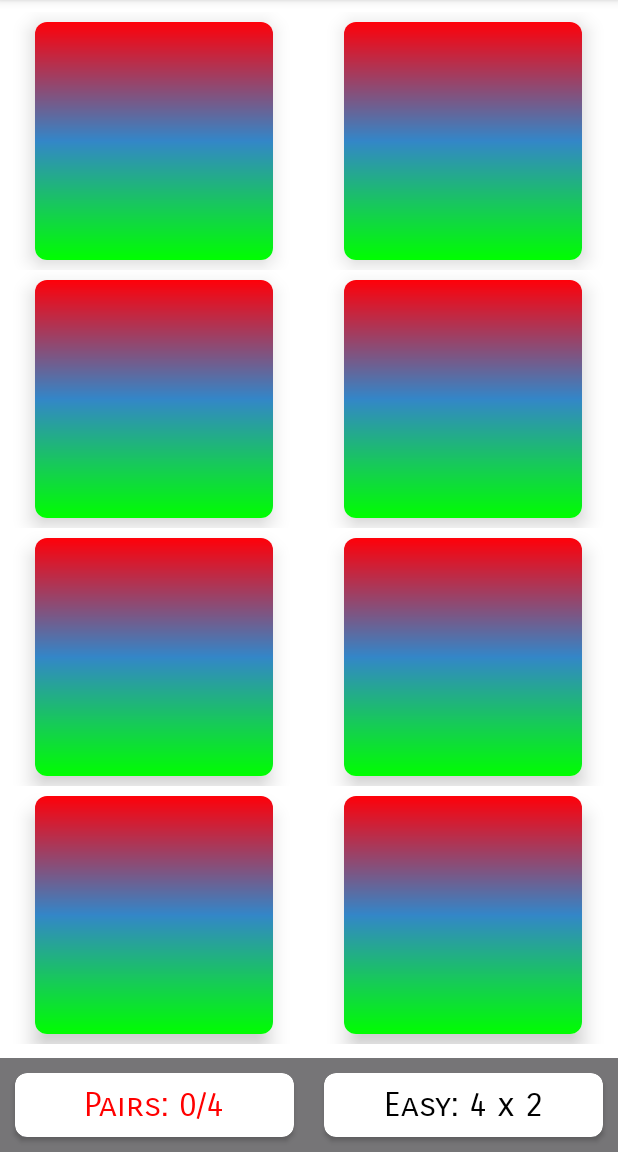
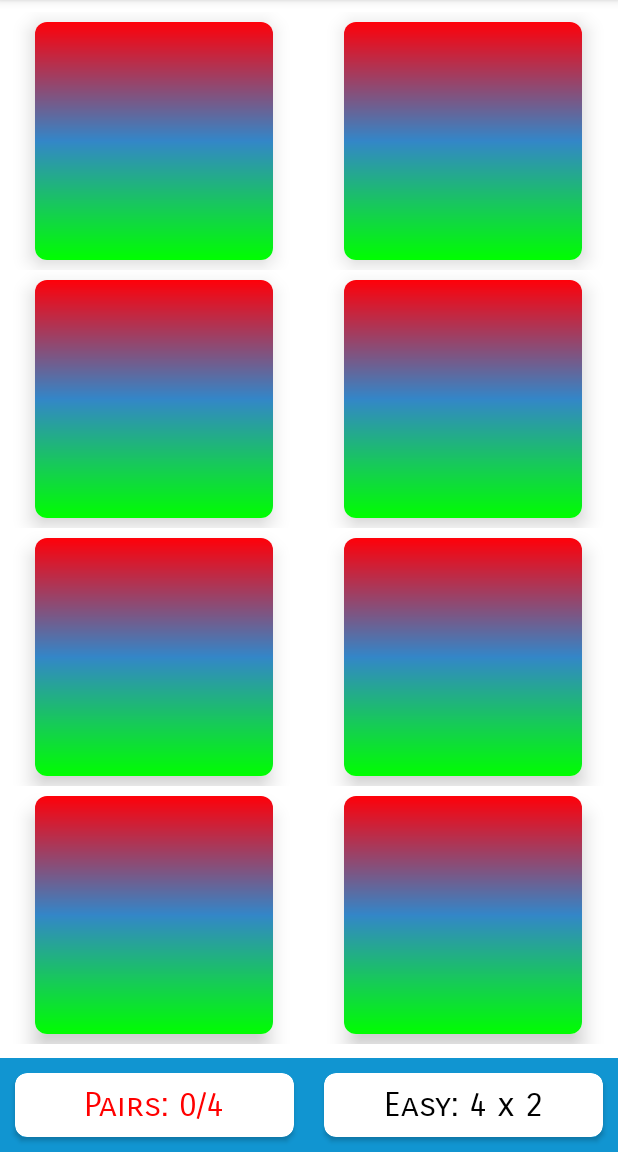
Before and after one commit to ishu260596/Memorize-XYT, an Android app: the screen it shows after launch (MainActivity), on a phone screen of 412 x 824 dp, the part 84-1236 px from its top. Run offline under Robolectric (Android 15) with nearby library versions, the phone set to English and light mode, and no system bars; libraries missing offline, so code that uses them is left out: com.github.jinatonic.confetti.

Commit message:
first realse

```diff
--- a/app/src/main/AndroidManifest.xml
+++ b/app/src/main/AndroidManifest.xml
@@ -1,7 +1,9 @@
 <?xml version="1.0" encoding="utf-8"?>
 <manifest xmlns:android="http://schemas.android.com/apk/res/android"
     package="com.ishwar_arcore.memorizedxyt">
+
     <uses-permission android:name="android.permission.VIBRATE" />
+
     <application
         android:allowBackup="true"
         android:icon="@drawable/ic_memory"
@@ -16,7 +18,7 @@
                 <category android:name="android.intent.category.LAUNCHER" />
             </intent-filter>
         </activity>
-        <activity android:name=".views.MainActivity"/>
+        <activity android:name=".views.MainActivity" />
     </application>
 
 </manifest>
--- a/app/src/main/res/layout/activity_main.xml
+++ b/app/src/main/res/layout/activity_main.xml
@@ -18,7 +18,7 @@
             android:id="@+id/llGameInfo"
             android:layout_width="match_parent"
             android:layout_height="0dp"
-            android:background="#767577"
+            android:background="#1195D1"
             android:orientation="horizontal"
             app:layout_constraintBottom_toBottomOf="parent"
             app:layout_constraintEnd_toEndOf="parent"
```
Also changed, not shown: 2 other files.
